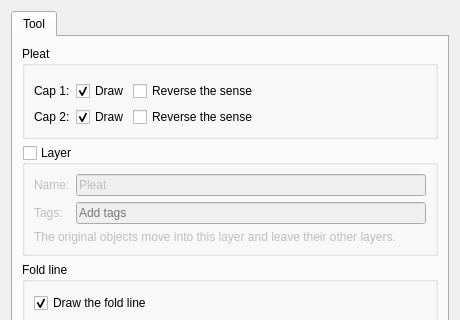
Old version of the form src/libs/vtools/dialogs/tools/odialogpleat.ui in the repository equinox-patterns/Ostara; both pictures show x 0 to 460 and y 0 to 320 of the 460 by 560 pixel window.
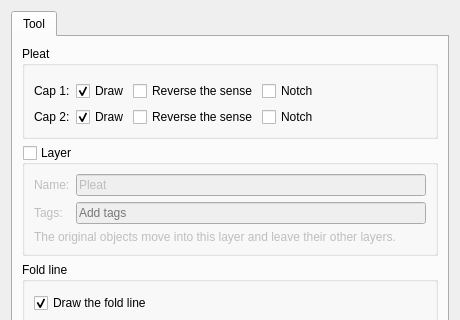
New version of the form. Icons and pictures are not drawn. Custom widgets are drawn as their Qt base class.

The edit to the form file:
```diff
--- a/src/libs/vtools/dialogs/tools/odialogpleat.ui
+++ b/src/libs/vtools/dialogs/tools/odialogpleat.ui
@@ -80,6 +80,16 @@
                 </property>
                </widget>
               </item>
+              <item>
+               <widget class="QCheckBox" name="checkBoxNotch1">
+                <property name="toolTip">
+                 <string>Mark the notch of this end on the piece's edge</string>
+                </property>
+                <property name="text">
+                 <string>Notch</string>
+                </property>
+               </widget>
+              </item>
               <item>
                <spacer name="horizontalSpacerCap1">
                 <property name="orientation">
@@ -136,6 +146,16 @@
                 </property>
                </widget>
               </item>
+              <item>
+               <widget class="QCheckBox" name="checkBoxNotch2">
+                <property name="toolTip">
+                 <string>Mark the notch of this end on the piece's edge</string>
+                </property>
+                <property name="text">
+                 <string>Notch</string>
+                </property>
+               </widget>
+              </item>
               <item>
                <spacer name="horizontalSpacerCap2">
                 <property name="orientation">
```
